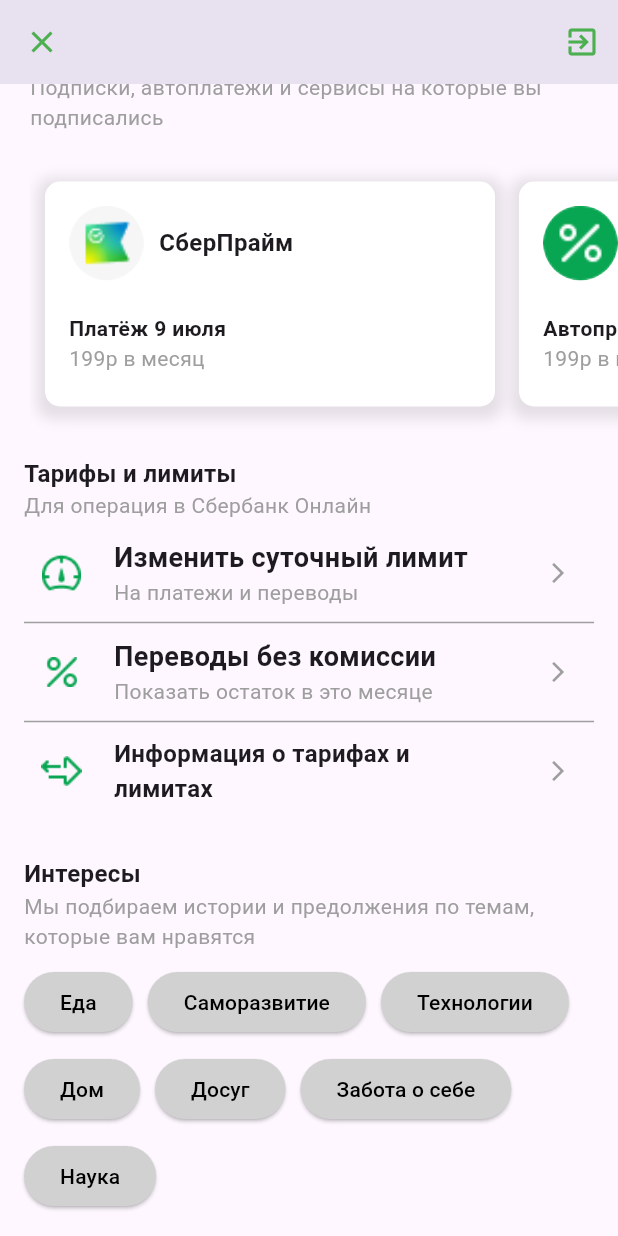
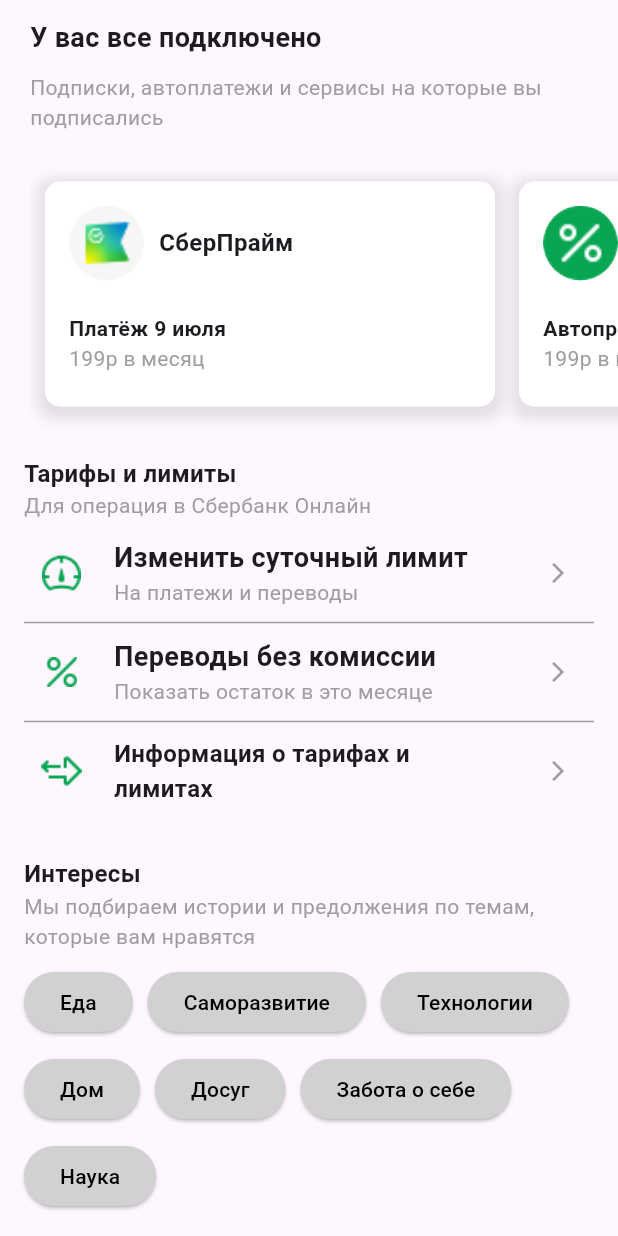
Before and after one commit to JulinwZ/Flutter, a Flutter app: the screen it shows after launch, scrolled down 353 dp, on a phone screen of 412 x 824 dp. Run offline on Flutter 3.47's test engine with Material 3 defaults, Android fonts, the phone set to English and light mode, and no system bars.

Commit message:
Теперь AppBar прячется при прокрутке

```diff
--- a/lib/my_stateful_widget.dart
+++ b/lib/my_stateful_widget.dart
@@ -39,7 +39,9 @@ class _MyStatefulWidgetState extends State<MyStatefulWidget> {
   @override
   Widget build(BuildContext context) {
     return Scaffold(
-      appBar: AppBar(
+      body: CustomScrollView(
+        slivers: [
+          SliverAppBar(
             leading: IconButton(
               icon: const Icon(Icons.close),
               color: Colors.green,
@@ -53,13 +55,14 @@ class _MyStatefulWidgetState extends State<MyStatefulWidget> {
               ),
             ],
           ),
-      body: SingleChildScrollView(
-        child: Column(
-          children: [
+          SliverList(
+            delegate: SliverChildListDelegate(
+              [
                 TopContent(
                   toggleContentVisibility: _toggleContentVisibility,
                   isFirstButtonActive: _isFirstButtonActive,
-                isSecondButtonActive: _isSecondButtonActive),
+                  isSecondButtonActive: _isSecondButtonActive,
+                ),
                 Visibility(
                   visible: _isFirstButtonActive,
                   child: Column(
@@ -69,12 +72,20 @@ class _MyStatefulWidgetState extends State<MyStatefulWidget> {
                       Interests(
                         areButtonsGreen: _areButtonsGreen,
                         textbuttons: _textbuttons,
-                        toggleButtonColor: _toggleButtonColor),
-                  ],
-                )),
+                        toggleButtonColor: _toggleButtonColor,
+                      ),
                     ],
                   ),
+                ),
+              ],
+            ),
+          ),
+        ],
       ),
     );
   }
 }
+
+void main() {
+  runApp(MyStatefulWidget());
+}
```
Lines whose indentation alone changed are shown as unchanged.
